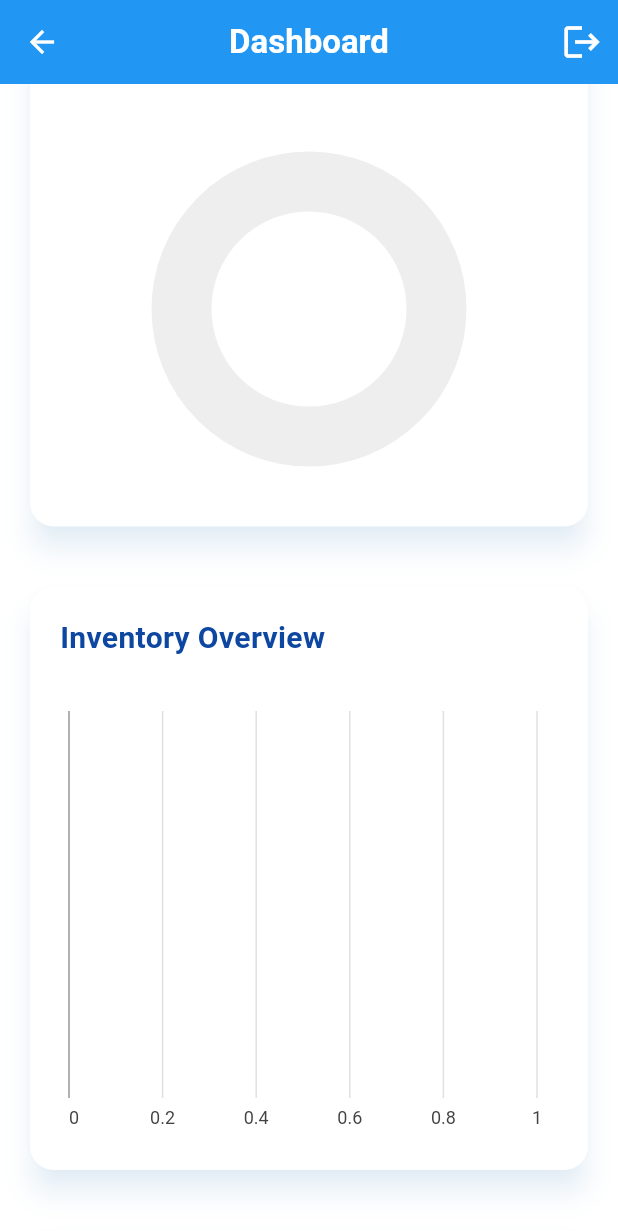
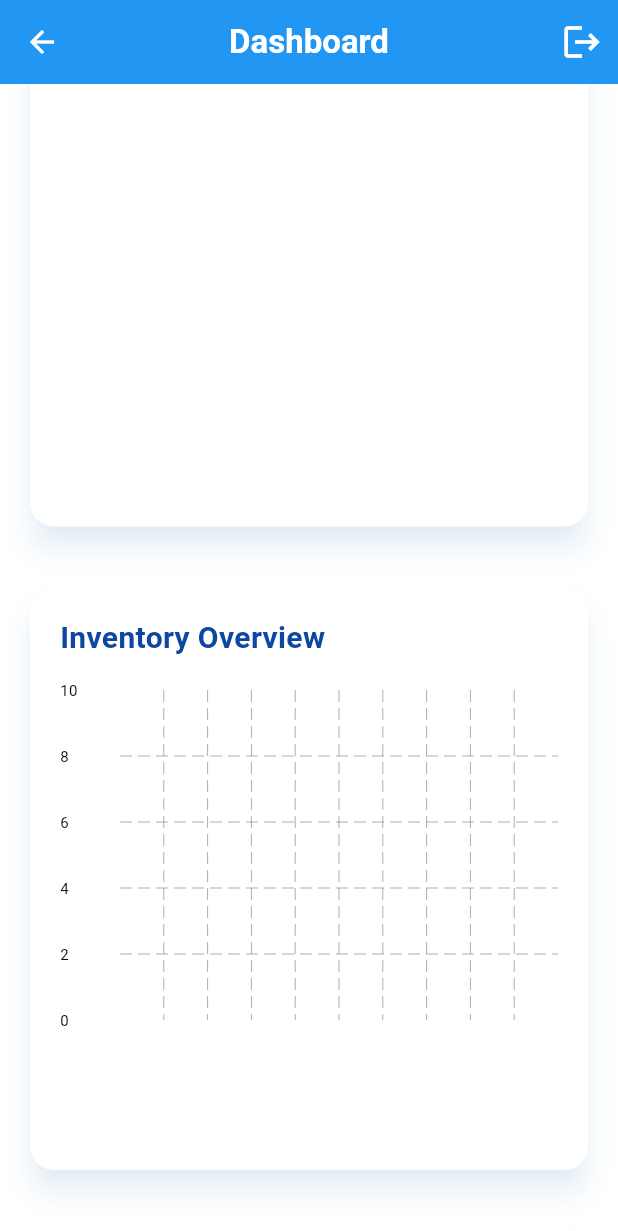
Before and after one commit to georgedo22/habibu, a Flutter app: the Dashboard screen opened directly with empty values, scrolled down 1728 dp, on a phone screen of 412 x 824 dp. Shown: the top 1231 px of the screen. Run offline on Flutter 3.47's test engine with Material 3 defaults, Android fonts, the phone set to English and light mode, and no system bars; drawn by our look-alikes of fl_chart; our stand-ins replace file_picker, flutter_spinkit, image_picker, shared_preferences; accounts and stored records are empty; network calls fail.

```diff
--- a/lib/ReportsPage.dart
+++ b/lib/ReportsPage.dart
@@ -1,4 +1,4 @@
-import 'package:flutter/material.dart';
+/*import 'package:flutter/material.dart';
 import 'package:charts_flutter/flutter.dart' as charts;
 import 'dart:math';
 
@@ -259,4 +259,4 @@ class _MonthlyPerformance {
   final double revenue;
 
   _MonthlyPerformance(this.index, this.monthName, this.revenue);
-}
+}*/
--- a/lib/dashboard_new.dart
+++ b/lib/dashboard_new.dart
@@ -1,5 +1,6 @@
 import 'dart:async';
 import 'dart:convert';
+import 'package:fl_chart/fl_chart.dart';
 import 'package:flutter/material.dart';
 import 'package:habibuv2/Governorate_Projects.dart';
 import 'package:habibuv2/InventoryApp/api_service.dart';
@@ -16,7 +17,7 @@ import 'package:habibuv2/models/vehicle.dart';
 import 'package:habibuv2/services/vehicle_service.dart';
 import 'package:habibuv2/states_page.dart';
 import 'package:habibuv2/users_page.dart';
-import 'package:charts_flutter/flutter.dart' as charts;
+//import 'package:charts_flutter/flutter.dart' as charts;
 import 'package:habibuv2/widgets/vehicle_dialog.dart';
 import 'package:http/http.dart' as http;
 
@@ -822,101 +823,116 @@ class _DashboardState extends State<Dashboard> with TickerProviderStateMixin {
 
   Widget _buildPieChart() {
     final screenWidth = MediaQuery.of(context).size.width;
-    double minValue(double value, [double min = 1.0]) => value < min ? min : value;
+    double minValue(double value, [double min = 1.0]) =>
+        value < min ? min : value;
     final data = [
       _ChartData('Active', workingMachinesCount, Colors.green),
       _ChartData('Maintenance', underMaintenanceMachinesCount, Colors.orange),
       _ChartData('Idle', stoppedMachinesCount, Colors.red),
     ];
-
-    final series = [
-      charts.Series<_ChartData, String>(
-        id: 'Machine Status',
-        domainFn: (data, _) => data.label,
-        measureFn: (data, _) => data.value,
-        colorFn: (data, _) => charts.ColorUtil.fromDartColor(data.color),
-        labelAccessorFn: (data, _) => data.value > 0 ? '${data.label}: ${data.value}' : '',
-        data: data,
+    final total = data.fold<int>(0, (sum, d) => sum + d.value);
+    final arcWidth =
+        minValue(screenWidth < 350 ? 30 : (screenWidth < 600 ? 40 : 60));
+    final fontSize =
+        minValue(screenWidth < 350 ? 8 : (screenWidth < 600 ? 10 : 14));
+    return PieChart(
+      PieChartData(
+        sections: data.map((d) {
+          return PieChartSectionData(
+            color: d.color,
+            value: d.value.toDouble(),
+            title: d.value > 0 ? '${d.label}: ${d.value}' : '',
+            radius: arcWidth,
+            titleStyle: TextStyle(
+              fontSize: fontSize,
+              color: Colors.white,
+              fontWeight: FontWeight.bold,
             ),
-    ];
-
-    // Responsive arcWidth and fontSize
-    final arcWidth = minValue(screenWidth < 350 ? 30 : (screenWidth < 600 ? 40 : 60));
-    final fontSize = minValue(screenWidth < 350 ? 8 : (screenWidth < 600 ? 10 : 14));
-
-    return charts.PieChart<String>(
-      series,
-      animate: true,
-      defaultRenderer: charts.ArcRendererConfig<String>(
-        arcWidth: arcWidth.toInt(),
-        strokeWidthPx: 0,
-        arcRendererDecorators: [
-          charts.ArcLabelDecorator<String>(
-            labelPosition: charts.ArcLabelPosition.auto,
-            insideLabelStyleSpec: charts.TextStyleSpec(
-              fontSize: fontSize.toInt(),
-              color: charts.MaterialPalette.white,
+            showTitle: d.value > 0,
+          );
+        }).toList(),
+        sectionsSpace: 2,
+        centerSpaceRadius: 0,
       ),
-            outsideLabelStyleSpec: charts.TextStyleSpec(
-              fontSize: fontSize.toInt(),
-              color: charts.MaterialPalette.gray.shade800,
-            ),
-            showLeaderLines: true,
-          ),
-        ],
-      ),
+      swapAnimationDuration: Duration(milliseconds: 500),
     );
   }
 
   Widget _buildBarChart() {
-    // Sort items by quantity and take top 10 for better visualization
     final sortedItems = List<SparePart>.from(stockItems)
       ..sort((a, b) => b.quantity.compareTo(a.quantity));
-
     final topItems = sortedItems.take(10).toList();
-
     final data = topItems.map((item) {
       String displayName = item.partName;
-      // Add part code for unique identification
       displayName = displayName.length > 15
           ? '${displayName.substring(0, 12)}... (${item.partCode})'
           : '$displayName (${item.partCode})';
-
       return _ChartData(displayName, item.quantity,
           item.quantity <= item.minimumThreshold ? Colors.red : Colors.blue);
     }).toList();
-
-    final series = [
-      charts.Series<_ChartData, String>(
-        id: 'Inventory',
-        domainFn: (_ChartData data, _) => data.label,
-        measureFn: (_ChartData data, _) => data.value,
-        colorFn: (_ChartData data, _) =>
-            charts.ColorUtil.fromDartColor(data.color),
-        data: data,
-        labelAccessorFn: (_ChartData data, _) => '${data.value}',
+    final fontSize = 10.0;
+    return BarChart(
+      BarChartData(
+        alignment: BarChartAlignment.spaceBetween,
+        maxY: data.isNotEmpty
+            ? data
+                    .map((d) => d.value)
+                    .reduce((a, b) => a > b ? a : b)
+                    .toDouble() +
+                5
+            : 10,
+        barTouchData: BarTouchData(enabled: true),
+        titlesData: FlTitlesData(
+          leftTitles: AxisTitles(
+            sideTitles: SideTitles(
+                showTitles: true,
+                reservedSize: 40,
+                getTitlesWidget: (value, meta) {
+                  return Text(value.toInt().toString(),
+                      style: TextStyle(fontSize: fontSize));
+                }),
           ),
-    ];
-
-    return charts.BarChart(
-      series,
-      animate: true,
-      vertical: false,
-      barRendererDecorator: charts.BarLabelDecorator<String>(),
-      domainAxis: charts.OrdinalAxisSpec(
-        renderSpec: charts.SmallTickRendererSpec(
-          labelRotation: 0,
-          labelStyle: charts.TextStyleSpec(
-            fontSize: 10,
-            color: charts.MaterialPalette.gray.shade600,
+          rightTitles: AxisTitles(sideTitles: SideTitles(showTitles: false)),
+          topTitles: AxisTitles(sideTitles: SideTitles(showTitles: false)),
+          bottomTitles: AxisTitles(
+            sideTitles: SideTitles(
+              showTitles: true,
+              getTitlesWidget: (value, meta) {
+                final idx = value.toInt();
+                if (idx < 0 || idx >= data.length) return SizedBox.shrink();
+                return Padding(
+                  padding: const EdgeInsets.symmetric(vertical: 2.0),
+                  child: Text(
+                    data[idx].label,
+                    style: TextStyle(fontSize: fontSize - 1),
+                    overflow: TextOverflow.ellipsis,
+                  ),
+                );
+              },
+              reservedSize: 80,
             ),
           ),
         ),
-      primaryMeasureAxis: charts.NumericAxisSpec(
-        tickProviderSpec: charts.BasicNumericTickProviderSpec(
-          desiredTickCount: 6,
+        barGroups: List.generate(data.length, (i) {
+          return BarChartGroupData(
+            x: i,
+            barRods: [
+              BarChartRodData(
+                toY: data[i].value.toDouble(),
+                color: data[i].color,
+                width: 18,
+                borderRadius: BorderRadius.circular(4),
+                backDrawRodData: BackgroundBarChartRodData(
+                    show: true, toY: 0, color: Colors.grey[200]!),
               ),
+            ],
+            showingTooltipIndicators: [0],
+          );
+        }),
+        gridData: FlGridData(show: true),
+        borderData: FlBorderData(show: false),
       ),
+      swapAnimationDuration: Duration(milliseconds: 500),
     );
   }
 
@@ -924,66 +940,80 @@ class _DashboardState extends State<Dashboard> with TickerProviderStateMixin {
     if (projectSummaries.isEmpty) {
       return Center(child: Text('No project data available'));
     }
-
     final budgetData = projectSummaries
         .map((project) => _ChartData(
             project.projectName, project.budget.toInt(), Colors.blue.shade400))
         .toList();
-
     final invoiceData = projectSummaries
         .map((project) => _ChartData(project.projectName,
             project.invoicesTotal.toInt(), Colors.green.shade400))
         .toList();
-
-    final series = [
-      charts.Series<_ChartData, String>(
-        id: 'Budget',
-        domainFn: (_ChartData data, _) => data.label,
-        measureFn: (_ChartData data, _) => data.value,
-        colorFn: (_ChartData data, _) =>
-            charts.ColorUtil.fromDartColor(data.color),
-        data: budgetData,
-        labelAccessorFn: (_ChartData data, _) =>
-            '\$${(data.value).toStringAsFixed(1)}',
+    final fontSize = 10.0;
+    return BarChart(
+      BarChartData(
+        barGroups: List.generate(budgetData.length, (i) {
+          return BarChartGroupData(
+            x: i,
+            barRods: [
+              BarChartRodData(
+                toY: budgetData[i].value.toDouble(),
+                color: budgetData[i].color,
+                width: 10,
+                borderRadius: BorderRadius.circular(2),
               ),
-      charts.Series<_ChartData, String>(
-        id: 'Invoices',
-        domainFn: (_ChartData data, _) => data.label,
-        measureFn: (_ChartData data, _) => data.value,
-        colorFn: (_ChartData data, _) =>
-            charts.ColorUtil.fromDartColor(data.color),
-        data: invoiceData,
-        labelAccessorFn: (_ChartData data, _) =>
-            '\$${(data.value).toStringAsFixed(1)}',
+              BarChartRodData(
+                toY: invoiceData[i].value.toDouble(),
+                color: invoiceData[i].color,
+                width: 10,
+                borderRadius: BorderRadius.circular(2),
               ),
-    ];
-
-    return SizedBox(
-      height: 300,
-      child: charts.BarChart(
-        series,
-        animate: true,
-        barGroupingType: charts.BarGroupingType.grouped,
-        vertical: false,
-        barRendererDecorator: charts.BarLabelDecorator<String>(),
-        domainAxis: charts.OrdinalAxisSpec(
-          renderSpec: charts.SmallTickRendererSpec(
-            labelRotation: 0,
-            labelStyle: charts.TextStyleSpec(
-              fontSize: 10,
-              color: charts.MaterialPalette.gray.shade600,
+            ],
+            showingTooltipIndicators: [0, 1],
+          );
+        }),
+        groupsSpace: 24,
+        titlesData: FlTitlesData(
+          leftTitles: AxisTitles(
+            sideTitles: SideTitles(
+                showTitles: true,
+                reservedSize: 40,
+                getTitlesWidget: (value, meta) {
+                  return Text(value.toInt().toString(),
+                      style: TextStyle(fontSize: fontSize));
+                }),
+          ),
+          rightTitles: AxisTitles(sideTitles: SideTitles(showTitles: false)),
+          topTitles: AxisTitles(sideTitles: SideTitles(showTitles: false)),
+          bottomTitles: AxisTitles(
+            sideTitles: SideTitles(
+              showTitles: true,
+              getTitlesWidget: (value, meta) {
+                final idx = value.toInt();
+                if (idx < 0 || idx >= budgetData.length)
+                  return SizedBox.shrink();
+                return Padding(
+                  padding: const EdgeInsets.symmetric(vertical: 2.0),
+                  child: Text(
+                    budgetData[idx].label,
+                    style: TextStyle(fontSize: fontSize - 1),
+                    overflow: TextOverflow.ellipsis,
+                  ),
+                );
+              },
+              reservedSize: 80,
             ),
           ),
         ),
-        behaviors: [
-          charts.SeriesLegend(
-            position: charts.BehaviorPosition.top,
-            horizontalFirst: false,
-            desiredMaxRows: 2,
-            cellPadding: EdgeInsets.only(right: 16.0, bottom: 4.0),
+        gridData: FlGridData(show: true),
+        borderData: FlBorderData(show: false),
+        barTouchData: BarTouchData(enabled: true),
+        maxY: [
+              ...budgetData.map((d) => d.value),
+              ...invoiceData.map((d) => d.value)
+            ].reduce((a, b) => a > b ? a : b).toDouble() +
+            10,
       ),
-        ],
-      ),
+      swapAnimationDuration: Duration(milliseconds: 500),
     );
   }
 }
```
Also changed, not shown: pubspec.yaml (+5 -18 lines), pubspec.lock. Lines whose indentation alone changed are shown as unchanged.
